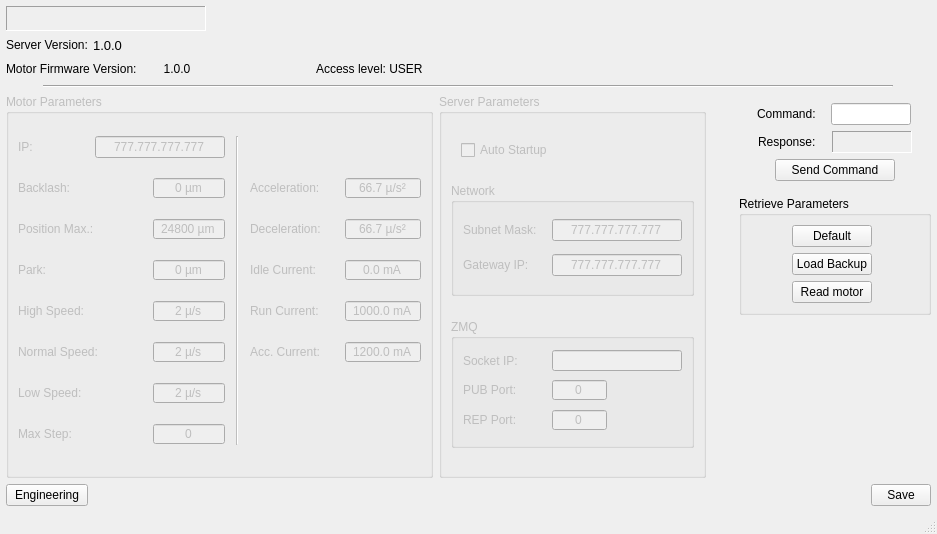
Above: assets/ui/engineering.ui from dev-LNA/HostFocuser160 before the change. Below: the same form after it.
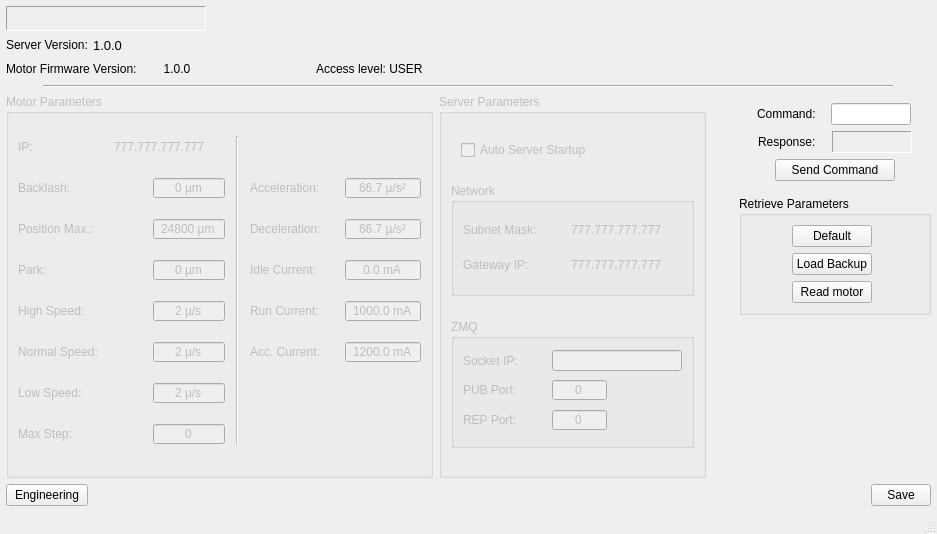
That is the form after the change. Icons and pictures are not drawn.

Patch:
```diff
--- a/assets/ui/engineering.ui
+++ b/assets/ui/engineering.ui
@@ -474,8 +474,11 @@
            <property name="statusTip">
             <string>Motor IP</string>
            </property>
+           <property name="autoFillBackground">
+            <bool>false</bool>
+           </property>
            <property name="styleSheet">
-            <string notr="true"/>
+            <string notr="true">background-color:rgba(0,0,0,0)</string>
            </property>
            <property name="inputMask">
             <string>000.000.000.000</string>
@@ -484,7 +487,7 @@
             <string>777.777.777.777</string>
            </property>
            <property name="frame">
-            <bool>true</bool>
+            <bool>false</bool>
            </property>
            <property name="echoMode">
             <enum>QLineEdit::EchoMode::Normal</enum>
@@ -495,6 +498,9 @@
            <property name="alignment">
             <set>Qt::AlignmentFlag::AlignCenter</set>
            </property>
+           <property name="readOnly">
+            <bool>true</bool>
+           </property>
            <property name="change" stdset="0">
             <bool>false</bool>
            </property>
@@ -1362,7 +1368,7 @@
            <item>
             <widget class="QCheckBox" name="cbAutoStartup">
              <property name="text">
-              <string>Auto Startup</string>
+              <string>Auto Server Startup</string>
              </property>
             </widget>
            </item>
@@ -1416,7 +1422,7 @@
                <string>Gateway IP</string>
               </property>
               <property name="styleSheet">
-               <string notr="true"/>
+               <string notr="true">background-color:rgba(0,0,0,0)</string>
               </property>
               <property name="inputMask">
                <string>000.000.000.000</string>
@@ -1425,7 +1431,7 @@
                <string>777.777.777.777</string>
               </property>
               <property name="frame">
-               <bool>true</bool>
+               <bool>false</bool>
               </property>
               <property name="echoMode">
                <enum>QLineEdit::EchoMode::Normal</enum>
@@ -1436,6 +1442,9 @@
               <property name="alignment">
                <set>Qt::AlignmentFlag::AlignCenter</set>
               </property>
+              <property name="readOnly">
+               <bool>true</bool>
+              </property>
               <property name="change" stdset="0">
                <bool>false</bool>
               </property>
@@ -1484,7 +1493,7 @@
                <string>CLP Subnet Mask</string>
               </property>
               <property name="styleSheet">
-               <string notr="true"/>
+               <string notr="true">background-color:rgba(0,0,0,0)</string>
               </property>
               <property name="inputMask">
                <string>000.000.000.000</string>
@@ -1493,7 +1502,7 @@
                <string>777.777.777.777</string>
               </property>
               <property name="frame">
-               <bool>true</bool>
+               <bool>false</bool>
               </property>
               <property name="echoMode">
                <enum>QLineEdit::EchoMode::Normal</enum>
@@ -1504,6 +1513,9 @@
               <property name="alignment">
                <set>Qt::AlignmentFlag::AlignCenter</set>
               </property>
+              <property name="readOnly">
+               <bool>true</bool>
+              </property>
               <property name="change" stdset="0">
                <bool>false</bool>
               </property>
```
Left out of the diff: 5 changed lines with no effect on the pictures.
